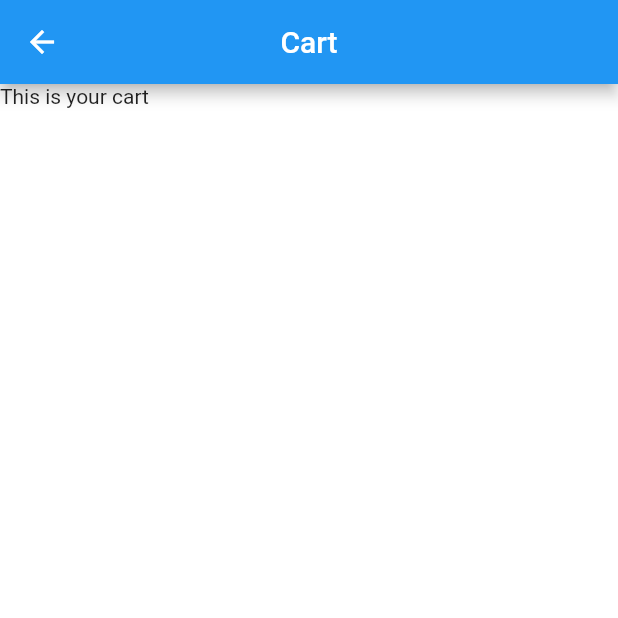
After one commit to Yelizaryeu/FlutterApps, a Flutter app: the CartPage screen opened by its route, on a phone screen of 412 x 824 dp, the top half of it. The commit adds this screen. Run offline on Flutter 3.47's test engine with Material 2 defaults, Android fonts, the phone set to English and light mode, and no system bars; our stand-ins replace flutter_bloc, flutter_rating_bar.

Commit message:
added details page to products and some other minor changes

```diff
--- /dev/null
+++ b/ShoppingCartApp/shopping_cart/lib/models/cart.dart
@@ -0,0 +1,5 @@
+class Cart {
+  Map<int, int> selectedProducts;
+
+  Cart({required this.selectedProducts});
+}
--- /dev/null
+++ b/ShoppingCartApp/shopping_cart/lib/models/details.dart
@@ -0,0 +1,21 @@
+import 'package:shopping_cart/models/product.dart';
+
+class ProductDetails {
+  int id;
+  String title;
+  String? price;
+  String? category;
+  String? description;
+  Rating? rating;
+  String? image;
+
+  ProductDetails({
+    required this.id,
+    required this.title,
+    this.price,
+    this.category,
+    this.description,
+    this.rating,
+    this.image,
+  });
+}
--- a/ShoppingCartApp/shopping_cart/lib/models/product.dart
+++ b/ShoppingCartApp/shopping_cart/lib/models/product.dart
@@ -1,7 +1,11 @@
+// TODO: implement json_serializaable like here https://docs.flutter.dev/development/data-and-backend/json
+
 class Product {
   int id;
   String title;
   String? price;
+  String? category;
+  String? description;
   Rating? rating;
   String? image;
 
@@ -9,6 +13,8 @@ class Product {
     required this.id,
     required this.title,
     this.price,
+    this.category,
+    this.description,
     this.rating,
     this.image,
   });
@@ -19,6 +25,8 @@ class Product {
       id: json['id'],
       title: json['title'],
       price: json['price'].toString(),
+      category: json['category'],
+      description: json['description'],
       image: json['image'],
       rating:
           json['rating'] != null ? new Rating.fromJson(json['rating']) : null,
--- /dev/null
+++ b/ShoppingCartApp/shopping_cart/lib/pages/cart_page.dart
@@ -0,0 +1,29 @@
+import 'package:flutter/material.dart';
+import 'package:shopping_cart/bloc/product_bloc.dart';
+import 'package:shopping_cart/services/product_repository.dart';
+import 'package:shopping_cart/widgets/action_buttons.dart';
+import 'package:shopping_cart/widgets/product_list.dart';
+import 'package:flutter_bloc/flutter_bloc.dart';
+
+class CartPage extends StatelessWidget {
+  final productsRepository = ProductsRepository();
+  @override
+  Widget build(BuildContext context) {
+    return BlocProvider<ProductBloc>(
+      create: (context) => ProductBloc(productsRepository: productsRepository),
+      child: Scaffold(
+        backgroundColor: Colors.white,
+        appBar: AppBar(
+          title: Text('Cart'),
+          centerTitle: true,
+        ),
+        body: Column(
+          crossAxisAlignment: CrossAxisAlignment.center,
+          children: [
+            Text('This is your cart'),
+          ],
+        ),
+      ),
+    );
+  }
+}
--- a/ShoppingCartApp/shopping_cart/lib/widgets/action_buttons.dart
+++ b/ShoppingCartApp/shopping_cart/lib/widgets/action_buttons.dart
@@ -2,6 +2,7 @@ import 'package:flutter/material.dart';
 import 'package:shopping_cart/bloc/product_bloc.dart';
 import 'package:flutter_bloc/flutter_bloc.dart';
 import 'package:shopping_cart/bloc/product_event.dart';
+import 'package:shopping_cart/pages/cart_page.dart';
 
 class ActionButtons extends StatelessWidget {
   @override
@@ -23,7 +24,9 @@ class ActionButtons extends StatelessWidget {
           width: 10.0,
         ),
         ElevatedButton(
-          onPressed: () {},
+          onPressed: () {
+            Navigator.pushNamed(context, 'cart');
+          },
           child: Icon(
             IconData(0xe59c, fontFamily: 'MaterialIcons'),
           ),
--- a/ShoppingCartApp/shopping_cart/pubspec.yaml
+++ b/ShoppingCartApp/shopping_cart/pubspec.yaml
@@ -66,6 +66,8 @@ flutter:
   # assets:
   #   - images/a_dot_burr.jpeg
   #   - images/a_dot_ham.jpeg
+  assets:
+      - lib/images/product_placeholder.jpg
 
   # An image asset can refer to one or more resolution-specific "variants", see
   # https://flutter.dev/assets-and-images/#resolution-aware
```
Also changed, not shown: ShoppingCartApp/shopping_cart/lib/main.dart (+7 -1 lines), ShoppingCartApp/shopping_cart/lib/pages/product_details_page.dart (added, +41 -0 lines), ShoppingCartApp/shopping_cart/lib/widgets/product_list.dart (+47 -11 lines), ShoppingCartApp/shopping_cart/lib/images/product_placeholder.jpg (added).
